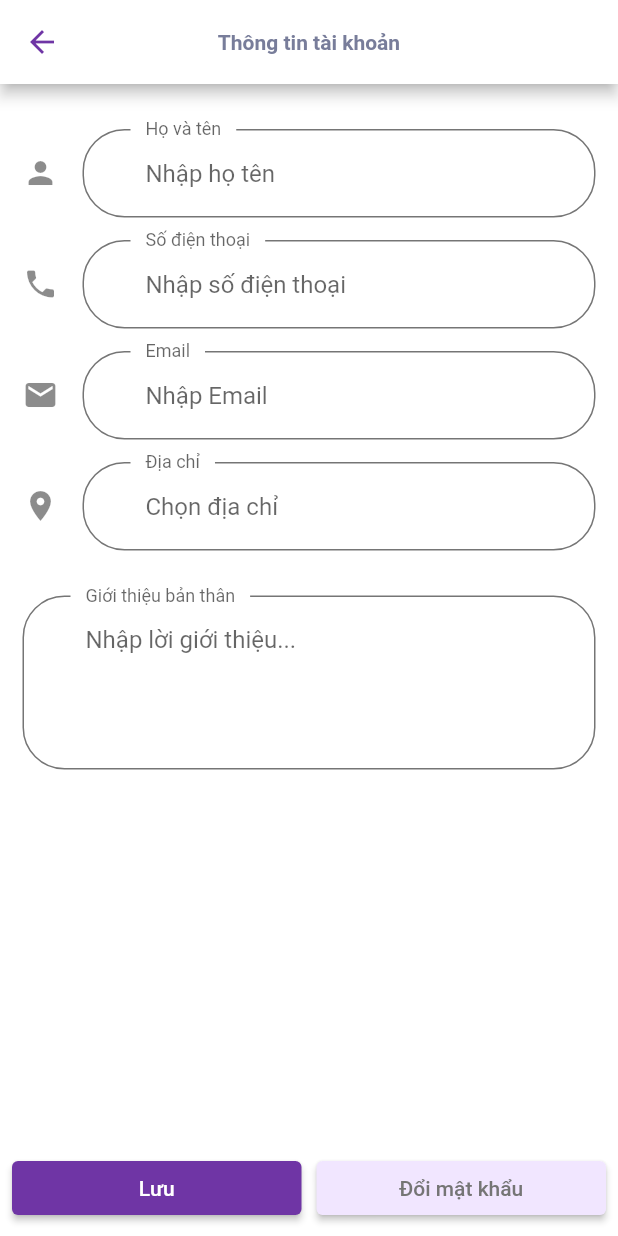
After one commit to we-trade-graduation-team/we-trade, a Flutter app: the UserInfoScreen screen opened directly, on a phone screen of 412 x 824 dp. The commit adds this screen. Run offline on Flutter 3.47's test engine with Material 2 defaults, Android fonts, the phone set to English and light mode, and no system bars; our stand-ins replace flutter_svg, group_button.

Commit message:
ui_userinfo_screen

```diff
--- a/lib/screens/account/account_screen.dart
+++ b/lib/screens/account/account_screen.dart
@@ -1,5 +1,6 @@
 import 'package:flutter/material.dart';
 import 'package:we_trade/screens/follow/follow_screen.dart';
+import 'package:we_trade/screens/userinfo/userinfo_screen.dart';
 
 import '../../configs/constants/color.dart';
 
@@ -107,7 +108,8 @@ class AccountScreen extends StatelessWidget {
                                   ),
                                   child: GestureDetector(
                                     onTap: () {
-                                      print('thing tin ca nhan tapped');
+                                      Navigator.of(context)
+                                          .pushNamed(UserInfoScreen.routeName);
                                     },
                                     child: const Text(
                                       'Thông tin tài khoản',
--- /dev/null
+++ b/lib/screens/userinfo/userinfo_screen.dart
@@ -0,0 +1,131 @@
+import 'package:flutter/material.dart';
+import 'package:we_trade/configs/constants/color.dart';
+
+class UserInfoScreen extends StatefulWidget {
+  static const routeName = '/userinfo';
+
+  @override
+  _UserInfoScreenState createState() => _UserInfoScreenState();
+}
+
+class _UserInfoScreenState extends State<UserInfoScreen> {
+  final _nameController = TextEditingController();
+  final _phoneNumController = TextEditingController();
+  final _emailController = TextEditingController();
+  final _locationController = TextEditingController();
+
+  Widget _buidlNameTextField() {
+    return TextField(
+      decoration: InputDecoration(
+        icon: const Icon(Icons.person),
+        labelText: 'Nhập họ tên',
+        hintText: 'Tran Duy Quang',
+        border: OutlineInputBorder(
+          borderRadius: BorderRadius.circular(30),
+        ),
+      ),
+      controller: _nameController,
+    );
+  }
+
+  @override
+  Widget build(BuildContext context) {
+    // _nameController.value = TextEditingValue(text: '1212312313');
+    return Scaffold(
+      appBar: AppBar(
+        title: const Text('Thông tin tài khoản'),
+      ),
+      body: GestureDetector(
+        onTap: () {
+          FocusScope.of(context).requestFocus(new FocusNode());
+        },
+        child: ListView(
+          padding: EdgeInsets.symmetric(
+            horizontal: 15,
+            vertical: 30,
+          ),
+          children: <Widget>[
+            Column(
+              children: <Widget>[
+                TextField(
+                  decoration: InputDecoration(
+                    icon: Icon(Icons.person),
+                    labelText: 'Họ và tên',
+                    hintText: 'Nhập họ tên',
+                  ),
+                  controller: _nameController,
+                ),
+                SizedBox(height: 15),
+                TextField(
+                  decoration: InputDecoration(
+                    icon: Icon(Icons.phone),
+                    labelText: 'Số điện thoại',
+                    hintText: 'Nhập số điện thoại',
+                  ),
+                  controller: _phoneNumController,
+                  keyboardType: TextInputType.number,
+                ),
+                SizedBox(height: 15),
+                TextField(
+                  decoration: InputDecoration(
+                    icon: Icon(Icons.email),
+                    labelText: 'Email',
+                    hintText: 'Nhập Email',
+                  ),
+                  controller: _emailController,
+                ),
+                SizedBox(height: 15),
+                TextField(
+                  decoration: InputDecoration(
+                    icon: Icon(Icons.location_on),
+                    labelText: 'Địa chỉ',
+                    hintText: 'Chọn địa chỉ',
+                  ),
+                  controller: _locationController,
+                ),
+                SizedBox(height: 30),
+                TextField(
+                  decoration: InputDecoration(
+                    labelText: 'Giới thiệu bản thân',
+                    hintText: 'Nhập lời giới thiệu...',
+                  ),
+                  maxLines: 4,
+                ),
+              ],
+            ),
+          ],
+        ),
+      ),
+      bottomNavigationBar: Padding(
+        padding: const EdgeInsets.all(8.0),
+        child: Row(
+          mainAxisAlignment: MainAxisAlignment.spaceBetween,
+          children: [
+            Expanded(
+              child: ElevatedButton(
+                onPressed: () {},
+                child: Text('Lưu'),
+                style: ElevatedButton.styleFrom(
+                  primary: kPrimaryColor,
+                ),
+              ),
+            ),
+            SizedBox(width: 10),
+            Expanded(
+              child: ElevatedButton(
+                onPressed: () {},
+                child: Text(
+                  'Đổi mật khẩu',
+                  style: TextStyle(color: kTextColor),
+                ),
+                style: ElevatedButton.styleFrom(
+                  primary: kPrimaryLightColor,
+                ),
+              ),
+            ),
+          ],
+        ),
+      ),
+    );
+  }
+}
```
